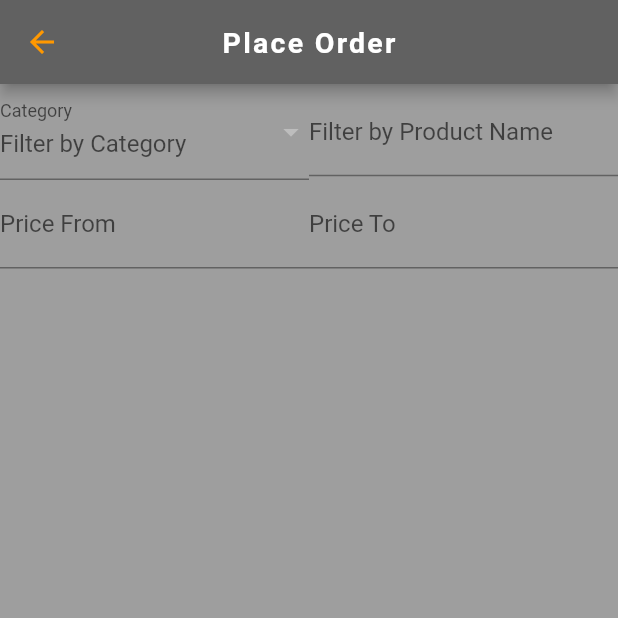
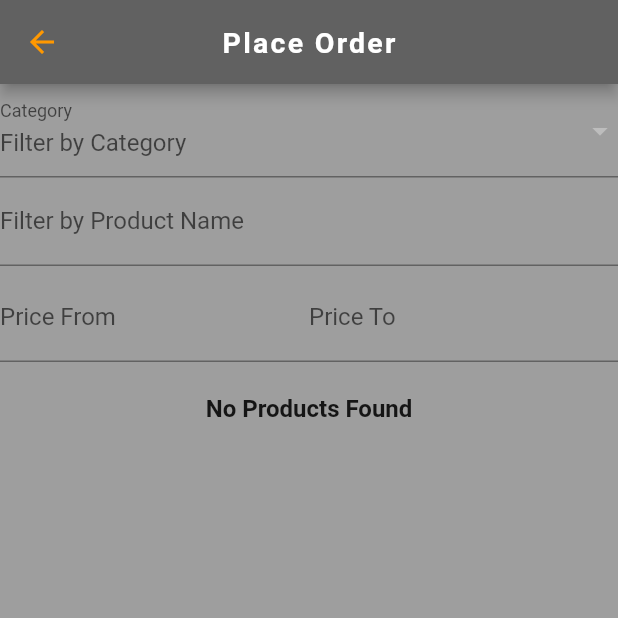
Before and after one commit to jvndev/horticade, a Flutter app: the ProductOrder screen opened directly with empty values, on a phone screen of 412 x 824 dp, the top half of it. Run offline on Flutter 3.47's test engine with Material 2 defaults, Android fonts, the phone set to English and light mode, and no system bars; drawn by our look-alikes of flutter_typeahead; our stand-ins replace camera, cloud_firestore, firebase_auth, firebase_core, firebase_storage, flutter_spinkit and 2 more; accounts and stored records are empty.

Commit message:
Product Order filter name search lookahead

```diff
--- a/lib/screens/menu/menu.dart
+++ b/lib/screens/menu/menu.dart
@@ -3,7 +3,6 @@ import 'package:firebase/models/user.dart';
 import 'package:firebase/screens/categories.dart';
 import 'package:firebase/screens/entity_details.dart';
 import 'package:firebase/screens/menu/menu_item.dart';
-import 'package:firebase/screens/order/create/product_order.dart';
 import 'package:firebase/screens/order/create/product_order_entry.dart';
 import 'package:firebase/screens/order/display/pending_orders.dart';
 import 'package:firebase/screens/order/display/sent_orders.dart';
--- a/lib/screens/order/create/product_order.dart
+++ b/lib/screens/order/create/product_order.dart
@@ -21,7 +21,6 @@ class ProductOrder extends StatelessWidget {
   @override
   Widget build(BuildContext context) {
     Filter filter = Provider.of<Filter>(context);
-    print(filter.getFilters);
 
     return StreamProvider<Future<List<Product>>>.value(
       value: databaseService.productStream(filters: filter.getFilters),
--- a/lib/screens/order/create/product_order_list.dart
+++ b/lib/screens/order/create/product_order_list.dart
@@ -10,6 +10,7 @@ import 'package:flutter/material.dart';
 import 'package:firebase/screens/product/product_card.dart';
 import 'package:firebase/shared/constants.dart';
 import 'package:firebase/shared/loader.dart';
+import 'package:flutter_typeahead/flutter_typeahead.dart';
 import 'package:provider/provider.dart';
 
 class ProductOrderList extends StatefulWidget {
@@ -27,9 +28,10 @@ class ProductOrderList extends StatefulWidget {
 }
 
 class _ProductOrderListState extends State<ProductOrderList> {
+  final DatabaseService databaseService = DatabaseService();
+  final TextEditingController productNameController = TextEditingController();
+  final GlobalKey<FormState> priceFormKey = GlobalKey<FormState>();
   List<DropdownMenuItem<Category>>? _categoryItems;
-  final DatabaseService databaseService = DatabaseService();
-  GlobalKey<FormState> priceFormKey = GlobalKey<FormState>();
   String fromPrice = '', toPrice = '';
 
   Future<Order?> _confirmOrder(Product product) async =>
@@ -76,6 +78,19 @@ class _ProductOrderListState extends State<ProductOrderList> {
     }
   }
 
+  Future<List<String>> lookAheadProductNames(String search) async {
+    List<Product> products =
+        await Provider.of<Future<List<Product>>>(context, listen: false);
+    List<String> productNames =
+        products.map((product) => product.name).toList();
+
+    return search.isEmpty
+        ? productNames
+        : productNames
+            .where((name) => name.toLowerCase().contains(search.toLowerCase()))
+            .toList();
+  }
+
   @override
   void initState() {
     super.initState();
@@ -90,6 +105,10 @@ class _ProductOrderListState extends State<ProductOrderList> {
             .toList();
       });
     });
+
+    productNameController.addListener(() {
+      widget.filter.name = productNameController.text;
+    });
   }
 
   @override
@@ -98,13 +117,13 @@ class _ProductOrderListState extends State<ProductOrderList> {
       initialData: const [],
       future: Provider.of<Future<List<Product>>>(context),
       builder: (context, snapshot) {
-        List<Product> products = snapshot.hasData ? snapshot.data! : [];
+        List<Product>? products =
+            snapshot.hasData && snapshot.data != null ? snapshot.data : null;
 
         return Column(
           children: [
-            Row(
-              children: [
             Expanded(
+              flex: 1,
               child: _categoryItems == null
                   ? Loader(
                       color: Colors.orange,
@@ -123,14 +142,40 @@ class _ProductOrderListState extends State<ProductOrderList> {
                     ),
             ),
             Expanded(
-                  child: TextFormField(
-                    onChanged: (name) => widget.filter.name = name,
-                    decoration: textFieldDecoration('Filter by Product Name'),
+              flex: 1,
+              child: TypeAheadField<String>(
+                loadingBuilder: (context) => Loader(
+                  color: Colors.orange,
+                  background: HorticadeTheme.lookAheadTileColor!,
+                ),
+                suggestionsCallback: lookAheadProductNames,
+                itemBuilder: (context, productName) => ListTile(
+                  tileColor: HorticadeTheme.lookAheadTileColor,
+                  title: Text(
+                    productName,
+                    style: HorticadeTheme.lookAheadDropdownTextStyle,
                   ),
                 ),
-              ],
+                onSuggestionSelected: (String name) {
+                  widget.filter.name = name;
+                  productNameController.text = name;
+                },
+                textFieldConfiguration: TextFieldConfiguration(
+                  decoration: textFieldDecoration('Filter by Product Name'),
+                  controller: productNameController,
                 ),
-            Form(
+                noItemsFoundBuilder: (context) => const Text(
+                  'No Matching Items',
+                  style: TextStyle(
+                    fontWeight: FontWeight.bold,
+                    fontSize: 16,
+                  ),
+                ),
+              ),
+            ),
+            Expanded(
+              flex: 1,
+              child: Form(
                 key: priceFormKey,
                 child: Row(
                   children: [
@@ -155,14 +200,31 @@ class _ProductOrderListState extends State<ProductOrderList> {
                   ],
                 ),
               ),
+            ),
+            formTextSpacer,
             Expanded(
-              child: ListView.builder(
+              flex: 9,
+              child: products == null
+                  ? Loader(
+                      color: Colors.orange,
+                      background: HorticadeTheme.scaffoldBackground!,
+                    )
+                  : (products.isEmpty
+                      ? const Text(
+                          'No Products Found',
+                          style: TextStyle(
+                            fontWeight: FontWeight.bold,
+                            fontSize: 16,
+                          ),
+                        )
+                      : ListView.builder(
+                          key: Key('product_order_list${products.length}'),
                           itemCount: products.length,
                           itemBuilder: (context, i) => ProductCard(
                             product: products[i],
                             onTap: () => _confirmOrder(products[i]),
                           ),
-              ),
+                        )),
             ),
           ],
         );
--- a/lib/theme/horticade_theme.dart
+++ b/lib/theme/horticade_theme.dart
@@ -53,4 +53,9 @@ class HorticadeTheme {
     elevation: MaterialStateProperty.all(0),
     side: MaterialStateProperty.all(BorderSide.none),
   );
+  static const lookAheadDropdownTextStyle = TextStyle(
+    color: Colors.orange,
+    fontSize: 14,
+  );
+  static final lookAheadTileColor = Colors.grey[700];
 }
```
Also changed, not shown: lib/screens/location/location_search.dart (+10 -4 lines), lib/screens/product/product_card.dart (+7 -3 lines). Lines whose indentation alone changed are shown as unchanged.
